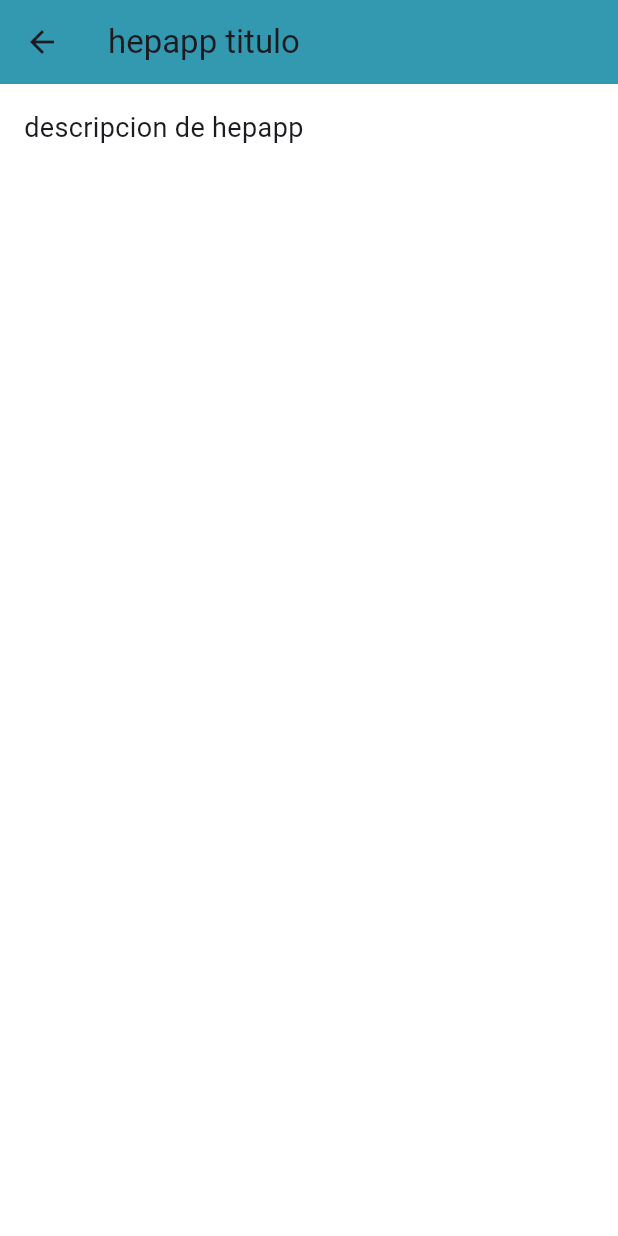
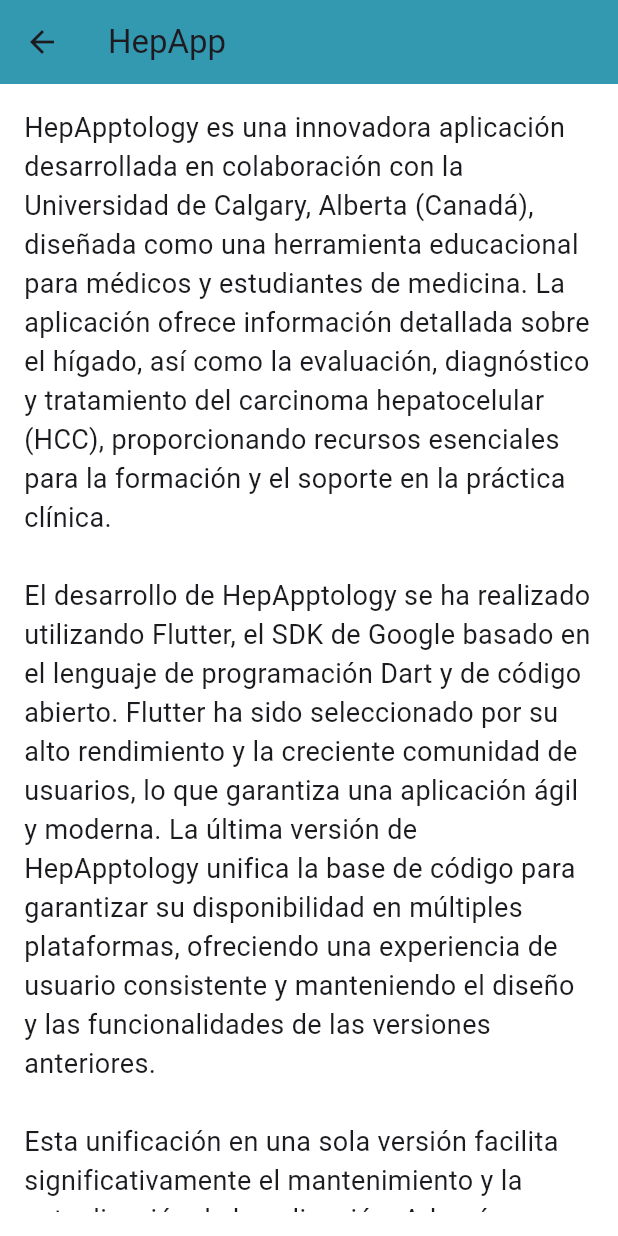
Before and after one commit to raulvsh/raulvsh.github.io, a Flutter app: the HepAppDetailScreen screen opened by its route, on a phone screen of 412 x 824 dp. Run offline on Flutter 3.47's test engine with Material 3 defaults, Android fonts, the phone set to English and light mode, and no system bars; our stand-ins replace cloud_firestore, firebase_core; accounts and stored records are empty.

Commit message:
feat: contenido para hepapp_detail, rssport_detail, solucioneshosteleras_detail

```diff
--- a/lib/screens/portfolio/hepapp_detail_sceen.dart
+++ b/lib/screens/portfolio/hepapp_detail_sceen.dart
@@ -11,12 +11,19 @@
       backgroundColor: const Color.fromARGB(200, 255, 255, 255),
       appBar: AppBar(
         backgroundColor: const Color.fromRGBO(51, 153, 177, 1.0),
-        title: const Text('hepapp titulo'),
+        title: const Text('HepApp'),
       ),
       body: const Padding(
         padding: EdgeInsets.all(16.0),
-        child: Text(
-          'descripcion de hepapp',
+        child: Text('''
+HepApptology es una innovadora aplicación desarrollada en colaboración con la Universidad de Calgary, Alberta (Canadá), diseñada como una herramienta educacional para médicos y estudiantes de medicina. La aplicación ofrece información detallada sobre el hígado, así como la evaluación, diagnóstico y tratamiento del carcinoma hepatocelular (HCC), proporcionando recursos esenciales para la formación y el soporte en la práctica clínica.
+
+El desarrollo de HepApptology se ha realizado utilizando Flutter, el SDK de Google basado en el lenguaje de programación Dart y de código abierto. Flutter ha sido seleccionado por su alto rendimiento y la creciente comunidad de usuarios, lo que garantiza una aplicación ágil y moderna. La última versión de HepApptology unifica la base de código para garantizar su disponibilidad en múltiples plataformas, ofreciendo una experiencia de usuario consistente y manteniendo el diseño y las funcionalidades de las versiones anteriores.
+
+Esta unificación en una sola versión facilita significativamente el mantenimiento y la actualización de la aplicación. Además, gracias a las capacidades de Flutter, existe la posibilidad de expandir HepApptology a versiones web y de escritorio en el futuro, adaptando aún más la herramienta a las necesidades de los usuarios.
+
+
+Explore más sobre HepApptology y sus funcionalidades clave a continuación.''',
           style: TextStyle(fontSize: 18.0),
         ),
       ),
--- a/lib/screens/portfolio/rssport_detail_screen.dart
+++ b/lib/screens/portfolio/rssport_detail_screen.dart
@@ -11,12 +11,19 @@
       backgroundColor: const Color.fromARGB(200, 255, 255, 255),
       appBar: AppBar(
         backgroundColor: const Color.fromRGBO(1, 183, 255, 1.0),
-        title: const Text('rssport titulo'),
+        title: const Text('Página web para RS-Sport'),
       ),
       body: const Padding(
         padding: EdgeInsets.all(16.0),
-        child: Text(
-          'descripcion de rssport',
+        child: Text('''
+RS-Sport es una empresa especializada en cronometraje deportivo utilizando tecnología avanzada de chips RFID. Ofrecemos soluciones completas para eventos deportivos, incluyendo cronometraje preciso en puntos intermedios y de meta, generación de clasificaciones en tiempo real, y venta de dorsales personalizados. Nuestro enfoque está en proporcionar un servicio integral y confiable para organizadores y participantes, asegurando que cada detalle del cronometraje se gestione con la máxima precisión.
+
+Nuestra plataforma web, desarrollada en HTML, CSS y JavaScript, permite a los usuarios acceder a la información de eventos, resultados y clasificaciones de manera intuitiva y eficiente. Además, contamos con una aplicación asociada en Python que facilita la gestión de carreras, permitiendo añadir y actualizar eventos mediante archivos JSON, lo que garantiza una integración fluida y una administración sencilla de los datos.
+
+RS-Sport combina tecnología de vanguardia y experiencia en el cronometraje deportivo para ofrecer un servicio destacado y personalizado en cada competición. Explore nuestras capturas de pantalla para ver en detalle cómo nuestra plataforma y servicios pueden mejorar la experiencia de su evento deportivo.
+
+
+Descubra más sobre cómo RS-Sport puede llevar su cronometraje deportivo al siguiente nivel.''',
           style: TextStyle(fontSize: 18.0),
         ),
       ),
--- a/lib/screens/portfolio/solucioneshosteleras_detail_screen.dart
+++ b/lib/screens/portfolio/solucioneshosteleras_detail_screen.dart
@@ -10,12 +10,19 @@
     return Scaffold(
       backgroundColor: const Color.fromARGB(200, 255, 255, 255),
       appBar: AppBar(
-        title: const Text('soluciones titulo'),
+        title: const Text('Gestión de pedidos para solucioneshosteleras.es'),
       ),
       body: const Padding(
         padding: EdgeInsets.all(16.0),
-        child: Text(
-          'descripcion de soluciones',
+        child: Text('''
+Nuestra aplicación de gestión de pedidos para Soluciones Hosteleras está diseñada para facilitar la compra y administración de suministros y equipamiento para negocios de hostelería a través de una conexión directa con la API de Makro. Ofrecemos una amplia gama de productos, incluyendo maquinaria de hostelería, mobiliario, refrigeración, aparatos de cocina, utensilios, menaje, productos desechables y todo lo necesario para equipar cualquier negocio de hostelería de manera profesional y eficiente. Además, hemos ampliado nuestra oferta para incluir purificadores de aire con filtros HEPA, generadores de ozono y otros productos destinados a la protección contra el COVID-19.
+
+La aplicación y su interfaz gráfica están desarrolladas en Python, destacándose por su simplicidad y fiabilidad, en respuesta a la necesidad del cliente de un sistema robusto y fácil de usar. A diferencia de soluciones basadas en web, esta aplicación evita problemas comunes de conectividad, proporcionando una experiencia estable y eficiente en la gestión de pedidos.
+
+Nuestra solución permite a los usuarios realizar pedidos de manera rápida y sin complicaciones, asegurando que sus negocios cuenten siempre con los suministros necesarios para operar con éxito. A continuación, encontrará capturas de pantalla que muestran la funcionalidad y facilidad de uso de nuestra aplicación de gestión de pedidos.
+
+
+Descubra cómo nuestra aplicación puede optimizar la gestión de pedidos para su negocio de hostelería.''',
           style: TextStyle(fontSize: 18.0),
         ),
       ),
```
